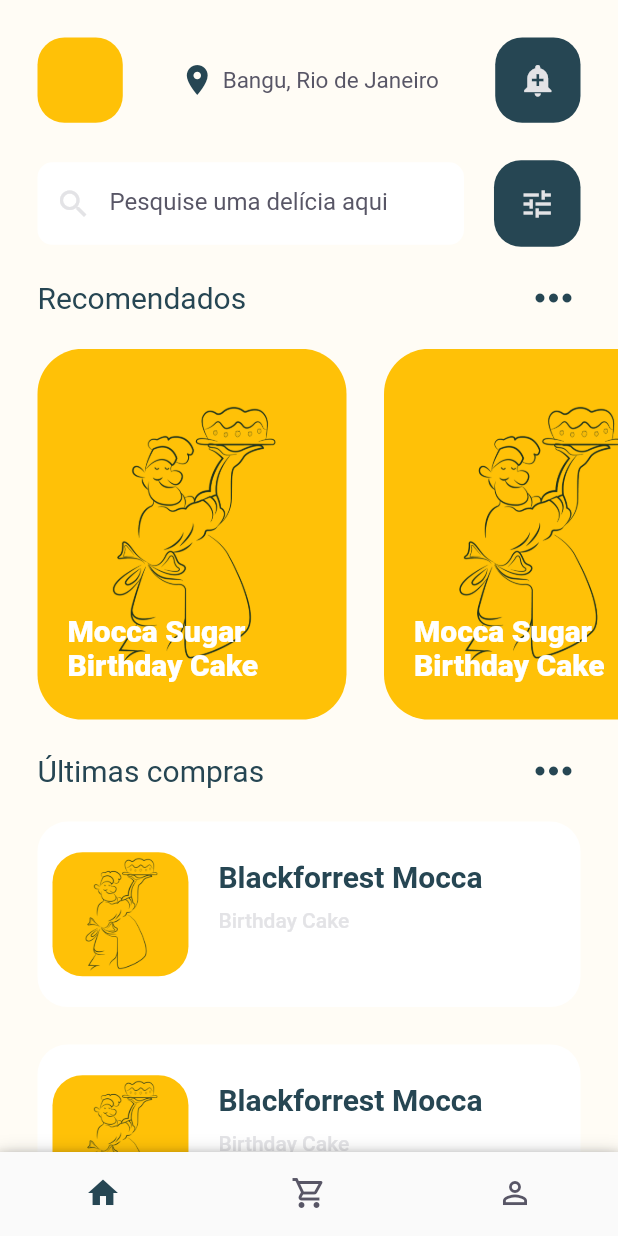
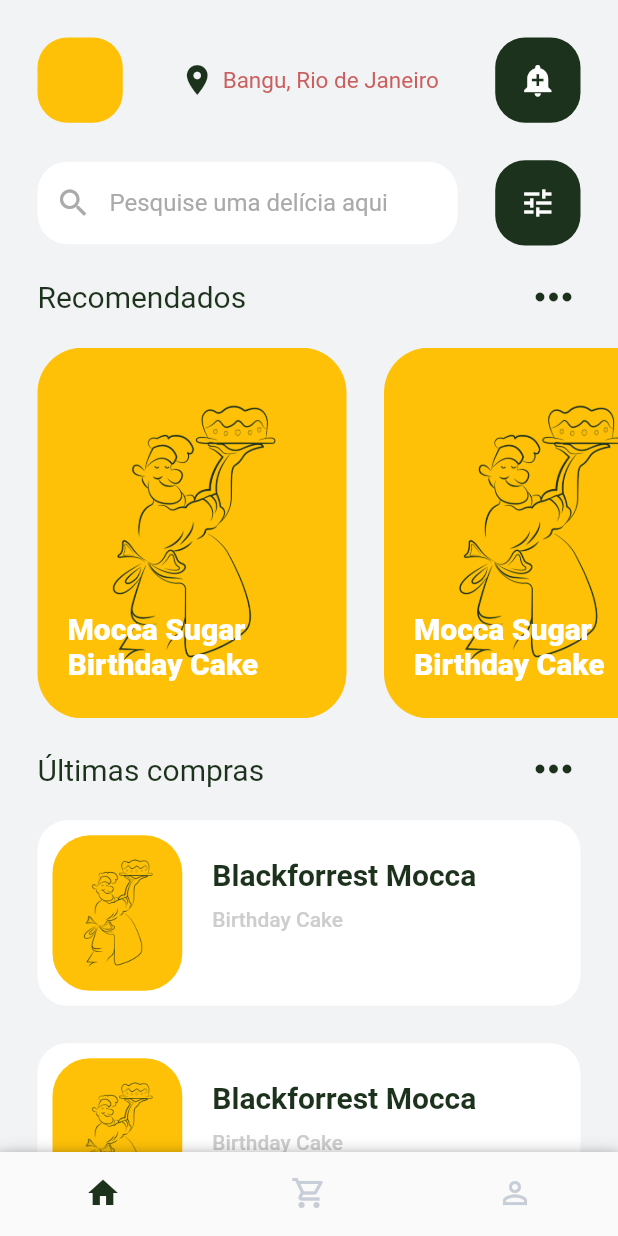
Before and after one commit to lucas-242/cake_market, a Flutter app: the AppShell screen opened directly, on a phone screen of 412 x 824 dp. Run offline on Flutter 3.47's test engine with Material 2 defaults, Android fonts, the phone set to English and light mode, and no system bars; our stand-ins replace bloc, carousel_slider, equatable, flutter_bloc, get_it; missing offline and left inert: flow_builder.

Commit message:
creating default style file

```diff
--- a/lib/core/themes/app_colors.dart
+++ b/lib/core/themes/app_colors.dart
@@ -1,30 +1,29 @@
 import 'package:flutter/material.dart';
 
 class AppColors {
-  static const primary = Color(0xFF264653);
-  static const green = Color(0xFF2A9D8F);
-  static const yellow = Color(0xFFE9C46A);
-  static const blue = Color(0xFF5384A2);
-  static const orange = Color(0xFFF4A261);
-  static const red = Color(0xFFE76F51);
-  static const grey = Color(0xFF585666);
+  static const primary = Color(0xFF1D321D);
+  static const accent = Color(0xFFCB5F5F);
+  static const background = Color(0xFFF2F3F4);
   static const white = Color(0xFFFFFFFF);
+  // static const background = Color(0xFFFFFCF5);
+  static const secondaryTexts = Color(0xFFCDCDCD);
+  static const icons = Color(0xFFC8CED7);
+  static const inputText = Color(0xFFAAAAAA);
 
-  static const text = grey;
-  static const input = Color(0xFFB1B0B8);
-  static const stroke = Color(0xFFE3E3E6);
-  static const shape = Color(0xFFFAFAFC);
+  static const success = Color(0xFF2A9D8F);
+  static const error = Color(0xFFE76F51);
+  static const alert = Color(0xFFC8CED7);
 
-  static const primarySwatch = MaterialColor(0xFFFFAF2F, {
-    50: Color.fromRGBO(38, 70, 107, .1),
-    100: Color.fromRGBO(38, 70, 107, .2),
-    200: Color.fromRGBO(38, 70, 107, .3),
-    300: Color.fromRGBO(38, 70, 107, .4),
-    400: Color.fromRGBO(38, 70, 107, .5),
-    500: Color.fromRGBO(38, 70, 107, .6),
-    600: Color.fromRGBO(38, 70, 107, .7),
-    700: Color.fromRGBO(38, 70, 107, .8),
-    800: Color.fromRGBO(38, 70, 107, .9),
-    900: Color.fromRGBO(38, 70, 107, 1),
-  });
+  // static const primarySwatch = MaterialColor(0xFF1D321D, {
+  //   50: Color.fromRGBO(38, 70, 107, .1),
+  //   100: Color.fromRGBO(38, 70, 107, .2),
+  //   200: Color.fromRGBO(38, 70, 107, .3),
+  //   300: Color.fromRGBO(38, 70, 107, .4),
+  //   400: Color.fromRGBO(38, 70, 107, .5),
+  //   500: Color.fromRGBO(38, 70, 107, .6),
+  //   600: Color.fromRGBO(38, 70, 107, .7),
+  //   700: Color.fromRGBO(38, 70, 107, .8),
+  //   800: Color.fromRGBO(38, 70, 107, .9),
+  //   900: Color.fromRGBO(38, 70, 107, 1),
+  // });
 }
--- a/lib/core/themes/app_snackbar.dart
+++ b/lib/core/themes/app_snackbar.dart
@@ -13,11 +13,11 @@ SnackBar getAppSnackBar({
     content: Text(message),
     duration: const Duration(seconds: 4),
     backgroundColor: type == SnackBarType.error
-        ? AppColors.red
-        : (type == SnackBarType.success ? AppColors.green : AppColors.grey),
+        ? AppColors.error
+        : (type == SnackBarType.success ? AppColors.success : AppColors.alert),
     action: SnackBarAction(
       label: 'x',
-      textColor: AppColors.stroke,
+      textColor: AppColors.secondaryTexts,
       onPressed: () => onClose,
     ),
   );
--- a/lib/core/themes/app_text_styles.dart
+++ b/lib/core/themes/app_text_styles.dart
@@ -53,11 +53,11 @@
 //   static final bodyWhite = GoogleFonts.lexendDeca(
 //     fontSize: 13,
 //     fontWeight: FontWeight.w400,
-//     color: AppColors.white,
+//     color: AppAppColors.white,
 //   );
 //   static final bodyBoldWhite = GoogleFonts.lexendDeca(
 //     fontSize: 13,
 //     fontWeight: FontWeight.w600,
-//     color: AppColors.white,
+//     color: AppAppColors.white,
 //   );
 // }
--- /dev/null
+++ b/lib/core/themes/default_style.dart
@@ -0,0 +1,27 @@
+import 'package:cake/core/themes/themes.dart';
+import 'package:flutter/widgets.dart';
+
+class DefaultStyle {
+  static final buttonWidth = SizeConfig.blockSizeHorizontal * 13.8;
+  static final buttonHeight = SizeConfig.blockSizeHorizontal * 13.8;
+
+  static final roundedTinyShapeRadius = BorderRadius.circular(20.0);
+  static final roundedSmallShapeRadius = BorderRadius.circular(25.0);
+  static final roundedShapeRadius = BorderRadius.circular(30.0);
+
+  static const heightTinySpace = 5.0;
+  static const heightSmallSpace = 10.0;
+  static const heightSpace = 25.0;
+  static const widthTinySpace = 5.0;
+  static const widthSmallSpace = 10.0;
+  static const widthSpace = 25.0;
+
+  static const paddingValue = 25.0;
+  static const paddingHorizontal =
+      EdgeInsets.symmetric(horizontal: paddingValue);
+  static const paddingTopHorizontal = EdgeInsets.only(
+    top: paddingValue,
+    left: paddingValue,
+    right: paddingValue,
+  );
+}
--- a/lib/core/themes/themes.dart
+++ b/lib/core/themes/themes.dart
@@ -1,6 +1,7 @@
-export 'app_colors.dart';
-export 'app_images.dart';
-export 'app_snackbar.dart';
-export 'app_text_styles.dart';
-export 'app_themes.dart';
-export 'size_config.dart';
+export './app_colors.dart';
+export './app_images.dart';
+export './app_snackbar.dart';
+export './app_text_styles.dart';
+export './app_themes.dart';
+export 'default_style.dart';
+export './size_config.dart';
--- a/lib/core/widgets/rounded_icon_button/rounded_icon_button.dart
+++ b/lib/core/widgets/rounded_icon_button/rounded_icon_button.dart
@@ -16,7 +16,7 @@ class RoundedIconButton extends StatelessWidget {
     this.height,
     this.width,
     this.backgroundColor = AppColors.primary,
-    this.color = AppColors.stroke,
+    this.color = AppColors.white,
   }) : super(key: key);
 
   @override
@@ -24,12 +24,12 @@ class RoundedIconButton extends StatelessWidget {
     return GestureDetector(
       onTap: onPressed,
       child: Container(
-        width: width ?? SizeConfig.blockSizeHorizontal * 14,
-        height: height ?? SizeConfig.blockSizeHorizontal * 14,
+        width: width ?? DefaultStyle.buttonWidth,
+        height: height ?? DefaultStyle.buttonHeight,
         decoration: BoxDecoration(
           shape: BoxShape.rectangle,
           color: backgroundColor,
-          borderRadius: BorderRadius.circular(18.0),
+          borderRadius: DefaultStyle.roundedTinyShapeRadius,
         ),
         child: Icon(icon, color: color),
       ),
--- a/lib/core/widgets/search_bar/search_bar.dart
+++ b/lib/core/widgets/search_bar/search_bar.dart
@@ -26,8 +26,8 @@ class SearchBar extends StatelessWidget {
     Color? textColor,
     EdgeInsets? padding,
   })  : boxColor = boxColor ?? AppColors.white,
-        textColor = textColor ?? AppColors.grey,
-        padding = padding ?? const EdgeInsets.symmetric(horizontal: 25),
+        textColor = textColor ?? AppColors.inputText,
+        padding = padding ?? DefaultStyle.paddingHorizontal,
         super(key: key);
 
   @override
@@ -42,7 +42,7 @@ class SearchBar extends StatelessWidget {
               alignment: Alignment.center,
               decoration: BoxDecoration(
                 color: boxColor,
-                borderRadius: const BorderRadius.all(Radius.circular(10)),
+                borderRadius: DefaultStyle.roundedTinyShapeRadius,
               ),
               child: TextField(
                 onSubmitted: onSubmitted,
@@ -54,18 +54,16 @@ class SearchBar extends StatelessWidget {
                   border: InputBorder.none,
                   hintText: label,
                   hintStyle: TextStyle(fontSize: 16, color: textColor),
-                  contentPadding: const EdgeInsets.only(
-                      left: 10, right: 10, bottom: 7, top: 5),
                   prefixIcon: const Icon(
                     Icons.search,
-                    color: AppColors.stroke,
+                    color: AppColors.inputText,
                   ),
                 ),
               ),
             ),
           ),
           if (showFiltersButton) ...[
-            const SizedBox(width: 20),
+            const SizedBox(width: DefaultStyle.widthSpace),
             RoundedIconButton(
               icon: Icons.tune,
               onPressed: () => onTapFilters,
@@ -75,37 +73,4 @@ class SearchBar extends StatelessWidget {
       ),
     );
   }
-
-  //TextFormField with rounded borders
-  // Container(
-  //   width: size.width / 1.4,
-  //   height: 50,
-  //   alignment: Alignment.center,
-  //   decoration: BoxDecoration(
-  //       color: Colors.grey[200],
-  //       borderRadius: BorderRadius.circular(40)),
-  //   child: Padding(
-  //     padding: EdgeInsets.only(left: 12),
-  //     child: TextField(
-  //       textCapitalization: TextCapitalization.sentences,
-  //       style: AppTextStyles.buttonGrey,
-  //       cursorHeight: 18,
-  //       cursorColor: AppColors.grey,
-  //       decoration: InputDecoration(
-  //         enabledBorder: InputBorder.none,
-  //         focusedBorder: InputBorder.none,
-  //         focusColor: Colors.grey[600],
-  //         isDense: true,
-  //         icon: Icon(
-  //           Icons.search,
-  //           size: 30,
-  //           color: AppColors.grey,
-  //         ),
-  //         hintText: "Procurando um livro específico?",
-  //         hintStyle: AppTextStyles.input,
-  //         counterStyle: AppTextStyles.buttonGrey,
-  //       ),
-  //     ),
-  //   ),
-  // ),
 }
--- a/lib/modules/app/app_shell.dart
+++ b/lib/modules/app/app_shell.dart
@@ -75,10 +75,10 @@ class AppBottomNavigationBar extends StatelessWidget {
         currentIndex: AppTab.values.indexOf(activeTab),
         onTap: (index) => onTabSelected(AppTab.values[index]),
         selectedItemColor: AppColors.primary,
-        unselectedItemColor: AppColors.text,
+        unselectedItemColor: AppColors.icons,
         // unselectedItemColor:
         //     AdaptiveTheme.of(context).mode == AdaptiveThemeMode.dark
-        //         ? AppColors.white
+        //         ? AppAppColors.white
         //         : AppColors.text,
         showSelectedLabels: false,
         showUnselectedLabels: false,
--- a/lib/modules/get_started/presentation/widgets/action_button.dart
+++ b/lib/modules/get_started/presentation/widgets/action_button.dart
@@ -1,3 +1,4 @@
+import 'package:cake/core/themes/themes.dart';
 import 'package:flutter/material.dart';
 
 class ActionButton extends StatelessWidget {
@@ -10,17 +11,16 @@ class ActionButton extends StatelessWidget {
       onPressed: onPressed,
       child: const Text('Quero Provar'),
       style: ButtonStyle(
-        backgroundColor:
-            MaterialStateProperty.all<Color>(const Color(0xFFCB5F5F)),
+        backgroundColor: MaterialStateProperty.all<Color>(AppColors.accent),
         // MaterialStateProperty.all<Color>(const Color(0xFF1D321D)),
-        foregroundColor: MaterialStateProperty.all<Color>(Colors.white),
+        foregroundColor: MaterialStateProperty.all<Color>(AppColors.white),
         padding:
             MaterialStateProperty.all<EdgeInsets>(const EdgeInsets.symmetric(
           vertical: 20,
           horizontal: 40,
         )),
         textStyle: MaterialStateProperty.all<TextStyle>(const TextStyle(
-          color: Colors.white,
+          color: AppColors.white,
           fontSize: 20,
         )),
         shape: MaterialStateProperty.all<OutlinedBorder>(
@@ -31,7 +31,7 @@ class ActionButton extends StatelessWidget {
       ),
       // style: ElevatedButton.styleFrom(
       //   primary: const Color(0xFFD8B6A9),
-      //   onPrimary: Colors.white,
+      //   onPrimary: AppColors.white,
       //   padding: const EdgeInsets.symmetric(
       //     vertical: 20,
       //     horizontal: 40,
@@ -41,7 +41,7 @@ class ActionButton extends StatelessWidget {
       //   ),
       //   // shape: OutlinedBorder(side: BorderSide.none),
       //   textStyle: const TextStyle(
-      //     color: Colors.white,
+      //     color: AppColors.white,
       //     fontSize: 20,
       //   ),
       // ),
--- a/lib/modules/get_started/presentation/widgets/call_text.dart
+++ b/lib/modules/get_started/presentation/widgets/call_text.dart
@@ -1,3 +1,4 @@
+import 'package:cake/core/themes/themes.dart';
 import 'package:flutter/material.dart';
 
 class CallText extends StatelessWidget {
@@ -15,7 +16,7 @@ class CallText extends StatelessWidget {
               'Busque e Encontre as',
               style: TextStyle(
                 fontSize: 32,
-                color: Colors.white,
+                color: AppColors.white,
               ),
               textAlign: TextAlign.center,
             ),
@@ -33,7 +34,7 @@ class CallText extends StatelessWidget {
             ],
             style: TextStyle(
               fontSize: 32,
-              color: Colors.white,
+              color: AppColors.white,
             ),
           ),
         ),
--- a/lib/modules/get_started/presentation/widgets/text_carousel.dart
+++ b/lib/modules/get_started/presentation/widgets/text_carousel.dart
@@ -41,7 +41,7 @@ class _TextCarouselState extends State<TextCarousel> {
                   maxLines: 3,
                   style: const TextStyle(
                     fontSize: 18.0,
-                    color: Colors.white,
+                    color: AppColors.white,
                   ),
                 );
               },
@@ -64,7 +64,7 @@ class _TextCarouselState extends State<TextCarousel> {
                       )
                     : BoxDecoration(
                         borderRadius: BorderRadius.circular(8.0),
-                        color: Colors.white.withOpacity(0.4),
+                        color: AppColors.white.withOpacity(0.4),
                       ),
               ),
             );
--- a/lib/modules/home/presentation/pages/home_page.dart
+++ b/lib/modules/home/presentation/pages/home_page.dart
@@ -34,24 +34,24 @@ class HomePage extends StatelessWidget {
   @override
   Widget build(BuildContext context) {
     return Scaffold(
-      backgroundColor: const Color(0xFFFFFCF5),
+      backgroundColor: AppColors.background,
       body: SafeArea(
         child: SingleChildScrollView(
           child: Column(
             children: [
               const NavbarSection(),
-              const SizedBox(height: 25),
-              SearchBar(
+              const SizedBox(height: DefaultStyle.heightSpace),
+              const SearchBar(
                 label: 'Pesquise uma delícia aqui',
               ),
               //* Height should be smaller to compensate the button padding
-              const SizedBox(height: 10),
+              const SizedBox(height: DefaultStyle.heightSmallSpace),
               RecomendedSection(
                 onPressedMore: () => print('aaaainn'),
                 recomended: recomended,
               ),
               //* Height should be smaller to compensate the button padding
-              const SizedBox(height: 10),
+              const SizedBox(height: DefaultStyle.heightSmallSpace),
               LastOrderSection(
                 onPressedMore: () => print('aaaaaaeeenn'),
                 orders: orders,
--- a/lib/modules/home/presentation/widgets/last_order_section.dart
+++ b/lib/modules/home/presentation/widgets/last_order_section.dart
@@ -17,7 +17,8 @@ class LastOrderSection extends StatelessWidget {
       crossAxisAlignment: CrossAxisAlignment.start,
       children: [
         Padding(
-          padding: const EdgeInsets.only(left: 25.0, bottom: 10.0),
+          padding: const EdgeInsets.only(
+              left: DefaultStyle.paddingValue, bottom: 10.0),
           child: TextWithButton(
             onPressed: onPressedMore,
             text: 'Últimas compras',
@@ -35,7 +36,7 @@ class LastOrderSection extends StatelessWidget {
                   child: Container(
                     height: SizeConfig.height * 0.15,
                     decoration: BoxDecoration(
-                      color: Colors.white,
+                      color: AppColors.white,
                       borderRadius: BorderRadius.circular(20.0),
                     ),
                     child: Padding(
@@ -45,11 +46,13 @@ class LastOrderSection extends StatelessWidget {
                           Container(
                             decoration: BoxDecoration(
                               color: Colors.amber,
-                              borderRadius: BorderRadius.circular(20.0),
+                              borderRadius:
+                                  DefaultStyle.roundedSmallShapeRadius,
                             ),
                             child: Image.asset(
                               orders[index]['image'],
-                              width: SizeConfig.width * 0.22,
+                              width: SizeConfig.width * 0.21,
+                              height: SizeConfig.height * 0.20,
                             ),
                           ),
                           Padding(
@@ -66,11 +69,12 @@ class LastOrderSection extends StatelessWidget {
                                     fontWeight: FontWeight.w700,
                                   ),
                                 ),
-                                const SizedBox(height: 10),
+                                const SizedBox(
+                                    height: DefaultStyle.heightSmallSpace),
                                 Text(
                                   orders[index]['type'],
                                   style: const TextStyle(
-                                    color: AppColors.stroke,
+                                    color: AppColors.secondaryTexts,
                                     fontSize: 14,
                                     fontWeight: FontWeight.w500,
                                   ),
--- a/lib/modules/home/presentation/widgets/navbar_section.dart
+++ b/lib/modules/home/presentation/widgets/navbar_section.dart
@@ -8,34 +8,34 @@ class NavbarSection extends StatelessWidget {
   @override
   Widget build(BuildContext context) {
     return Padding(
-      padding: const EdgeInsets.only(top: 25, left: 25, right: 25),
+      padding: DefaultStyle.paddingTopHorizontal,
       child: Row(
         mainAxisAlignment: MainAxisAlignment.spaceBetween,
         children: [
           Container(
-            width: SizeConfig.blockSizeHorizontal * 13.8,
-            height: SizeConfig.blockSizeHorizontal * 13.8,
+            width: DefaultStyle.buttonWidth,
+            height: DefaultStyle.buttonHeight,
             decoration: BoxDecoration(
               shape: BoxShape.rectangle,
               color: Colors.amber,
-              borderRadius: BorderRadius.circular(18.0),
+              borderRadius: DefaultStyle.roundedTinyShapeRadius,
             ),
           ),
           Row(
             children: const [
               Icon(Icons.room, color: AppColors.primary),
-              SizedBox(width: 5),
+              SizedBox(width: DefaultStyle.widthTinySpace),
               Text(
                 'Bangu, Rio de Janeiro',
-                style: TextStyle(color: AppColors.text, fontSize: 15),
+                style: TextStyle(color: AppColors.accent, fontSize: 15),
               ),
             ],
           ),
           RoundedIconButton(
             icon: Icons.add_alert,
             onPressed: () => null,
-            width: SizeConfig.blockSizeHorizontal * 13.8,
-            height: SizeConfig.blockSizeHorizontal * 13.8,
+            width: DefaultStyle.buttonWidth,
+            height: DefaultStyle.buttonHeight,
           ),
         ],
       ),
--- a/lib/modules/home/presentation/widgets/recomended_section.dart
+++ b/lib/modules/home/presentation/widgets/recomended_section.dart
@@ -15,7 +15,8 @@ class RecomendedSection extends StatelessWidget {
       crossAxisAlignment: CrossAxisAlignment.start,
       children: [
         Padding(
-          padding: const EdgeInsets.only(left: 25.0, bottom: 10.0),
+          padding: const EdgeInsets.only(
+              left: DefaultStyle.paddingValue, bottom: 10.0),
           child: TextWithButton(
             onPressed: onPressedMore,
             text: 'Recomendados',
@@ -29,13 +30,15 @@ class RecomendedSection extends StatelessWidget {
             itemBuilder: (context, index) {
               return Container(
                 margin: EdgeInsets.only(
-                  left: 25,
-                  right: index + 1 == recomended.length ? 25 : 0,
+                  left: DefaultStyle.paddingValue,
+                  right: index + 1 == recomended.length
+                      ? DefaultStyle.paddingValue
+                      : 0,
                 ),
                 width: SizeConfig.width * 0.5,
                 decoration: BoxDecoration(
                   color: Colors.amber,
-                  borderRadius: BorderRadius.circular(30.0),
+                  borderRadius: DefaultStyle.roundedShapeRadius,
                 ),
                 child: Stack(
                   children: [
@@ -55,7 +58,7 @@ class RecomendedSection extends StatelessWidget {
                           style: const TextStyle(
                             fontSize: 20,
                             fontWeight: FontWeight.w900,
-                            color: Colors.white,
+                            color: AppColors.white,
                           ),
                         ),
                       ),
--- a/lib/modules/home/presentation/widgets/text_with_button.dart
+++ b/lib/modules/home/presentation/widgets/text_with_button.dart
@@ -35,9 +35,9 @@ class TextWithButton extends StatelessWidget {
             padding: EdgeInsets.zero,
             alignment: Alignment.centerRight,
             splashRadius: 20,
-            splashColor: Colors.white,
-            focusColor: Colors.white,
-            highlightColor: Colors.white,
+            splashColor: AppColors.white,
+            focusColor: AppColors.white,
+            highlightColor: AppColors.white,
             iconSize: 36,
             color: buttonColor,
             icon: Icon(icon),
```
Also changed, not shown: lib/core/themes/app_themes.dart (+9 -9 lines).
